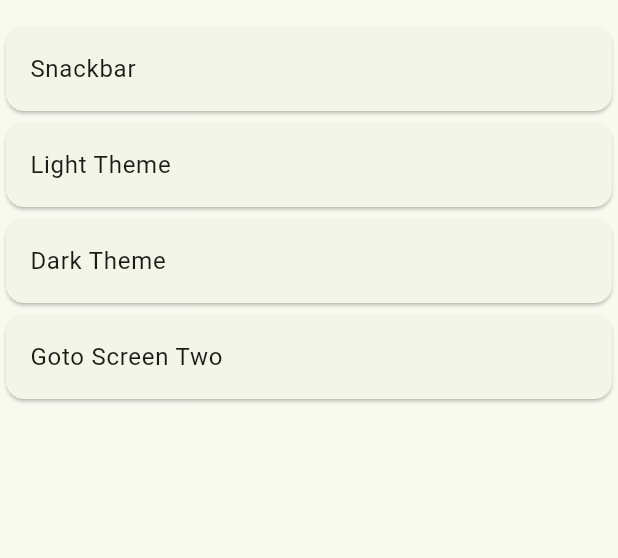
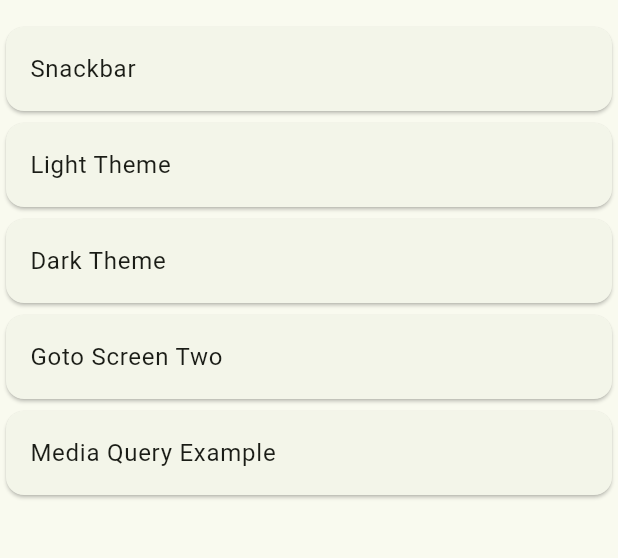
Before and after one commit to Ankit5125/Flutter-GetX-Practice, a Flutter app: the screen it shows after launch, on a phone screen of 412 x 824 dp, the part 63-621 px from its top. Run offline on Flutter 3.47's test engine with Material 3 defaults, Android fonts, the phone set to English and light mode, and no system bars; our stand-ins replace get.

Commit message:
done with media query in flutter

```diff
--- a/lib/Screens/HomePage.dart
+++ b/lib/Screens/HomePage.dart
@@ -1,8 +1,9 @@
-import 'package:flutter/material.dart';
-import 'package:getx_practice/Screens/GotoCard/GotoCard.dart';
+import 'package:flutter/material.dart' hide Navigator, MediaQuery;
+import 'package:getx_practice/Widgest/Navigator.dart';
 import 'package:getx_practice/Widgest/DarkTheme.dart';
 import 'package:getx_practice/Widgest/LightTheme.dart';
 import 'package:getx_practice/Widgest/Snackbar.dart';
+import 'package:getx_practice/Widgest/MediaQuery.dart';
 
 class HomePage extends StatelessWidget {
   const HomePage({super.key});
@@ -12,7 +13,13 @@ class HomePage extends StatelessWidget {
     return Scaffold(
       appBar: AppBar(title: Text("GetX Practice")),
       body: Column(
-        children: [MySnackBar(), LightTheme(), Darktheme(), GotoCard()],
+        children: [
+          MySnackBar(),
+          LightTheme(),
+          Darktheme(),
+          Navigator(),
+          MediaQuery(),
+        ],
       ),
     );
   }
--- /dev/null
+++ b/lib/Widgest/MediaQuery.dart
@@ -0,0 +1,19 @@
+import 'package:flutter/material.dart';
+import 'package:get/get.dart';
+import 'package:getx_practice/Screens/MediaQueryExample/MediaQueryExample.dart';
+
+class MediaQuery extends StatelessWidget {
+  const MediaQuery({super.key});
+
+  @override
+  Widget build(BuildContext context) {
+    return Card(
+      child: ListTile(
+        title: Text("Media Query Example"),
+        onTap: () {
+          Get.to(MediaQueryExample());
+        },
+      ),
+    );
+  }
+}
--- a/lib/Screens/GotoCard/GotoCard.dart
+++ b/lib/Widgest/Navigator.dart
@@ -2,8 +2,8 @@ import 'package:flutter/material.dart';
 import 'package:get/get.dart';
 import 'package:getx_practice/Screens/ScreenTwo/ScreenTwo.dart';
 
-class GotoCard extends StatelessWidget {
-  const GotoCard({super.key});
+class Navigator extends StatelessWidget {
+  const Navigator({super.key});
 
   @override
   Widget build(BuildContext context) {
```
Also changed, not shown: lib/Screens/MediaQueryExample/MediaQueryExample.dart (added, +27 -0 lines).
